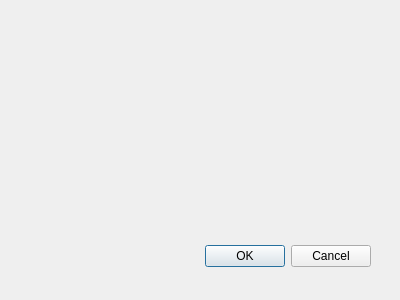
The window that polygon_nodes_to_dms/polygon_nodes_to_dms_dialog_base.ui (strpaw/qgis3-polygon-nodes-to-dms) describes before a commit, drawn with Qt 5.
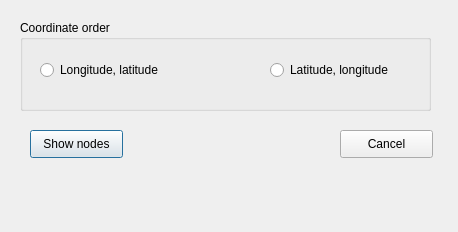
The same window after the commit.

```diff
--- a/polygon_nodes_to_dms/polygon_nodes_to_dms_dialog_base.ui
+++ b/polygon_nodes_to_dms/polygon_nodes_to_dms_dialog_base.ui
@@ -1,31 +1,80 @@
 <ui version="4.0" >
  <class>PolygonNodesToDMSDialogBase</class>
- <widget class="QDialog" name="PolygonNodesToDMSDialogBase" >
-  <property name="geometry" >
+ <widget class="QDialog" name="PolygonNodesToDMSDialogBase">
+  <property name="geometry">
    <rect>
     <x>0</x>
     <y>0</y>
-    <width>400</width>
-    <height>300</height>
+    <width>458</width>
+    <height>232</height>
    </rect>
   </property>
   <property name="windowTitle" >
    <string>PolygonNodesToDMS</string>
   </property>
-  <widget class="QDialogButtonBox" name="button_box" >
-   <property name="geometry" >
+  <widget class="QGroupBox" name="groupBoxCoordinateOrder">
+   <property name="geometry">
+    <rect>
+     <x>20</x>
+     <y>20</y>
+     <width>411</width>
+     <height>91</height>
+    </rect>
+   </property>
+   <property name="title">
+    <string>Coordinate order</string>
+   </property>
+   <widget class="QRadioButton" name="radioButtonOrderLonLat">
+    <property name="geometry">
+     <rect>
+      <x>20</x>
+      <y>40</y>
+      <width>151</width>
+      <height>20</height>
+     </rect>
+    </property>
+    <property name="text">
+     <string>Longitude, latitude</string>
+    </property>
+   </widget>
+   <widget class="QRadioButton" name="radioButtonOrderLatLon">
+    <property name="geometry">
+     <rect>
+      <x>250</x>
+      <y>40</y>
+      <width>161</width>
+      <height>20</height>
+     </rect>
+    </property>
+    <property name="text">
+     <string>Latitude, longitude</string>
+    </property>
+   </widget>
+  </widget>
+  <widget class="QPushButton" name="pushButtonShowNodes">
+   <property name="geometry">
     <rect>
      <x>30</x>
-     <y>240</y>
-     <width>341</width>
-     <height>32</height>
+     <y>130</y>
+     <width>93</width>
+     <height>28</height>
     </rect>
    </property>
-   <property name="orientation" >
-    <enum>Qt::Horizontal</enum>
+   <property name="text">
+    <string>Show nodes</string>
    </property>
-   <property name="standardButtons" >
-    <set>QDialogButtonBox::Cancel|QDialogButtonBox::Ok</set>
+  </widget>
+  <widget class="QPushButton" name="pushButtonCancel">
+   <property name="geometry">
+    <rect>
+     <x>340</x>
+     <y>130</y>
+     <width>93</width>
+     <height>28</height>
+    </rect>
+   </property>
+   <property name="text">
+    <string>Cancel</string>
    </property>
   </widget>
  </widget>
```
Left out of the diff: 40 changed lines with no effect on the pictures.
